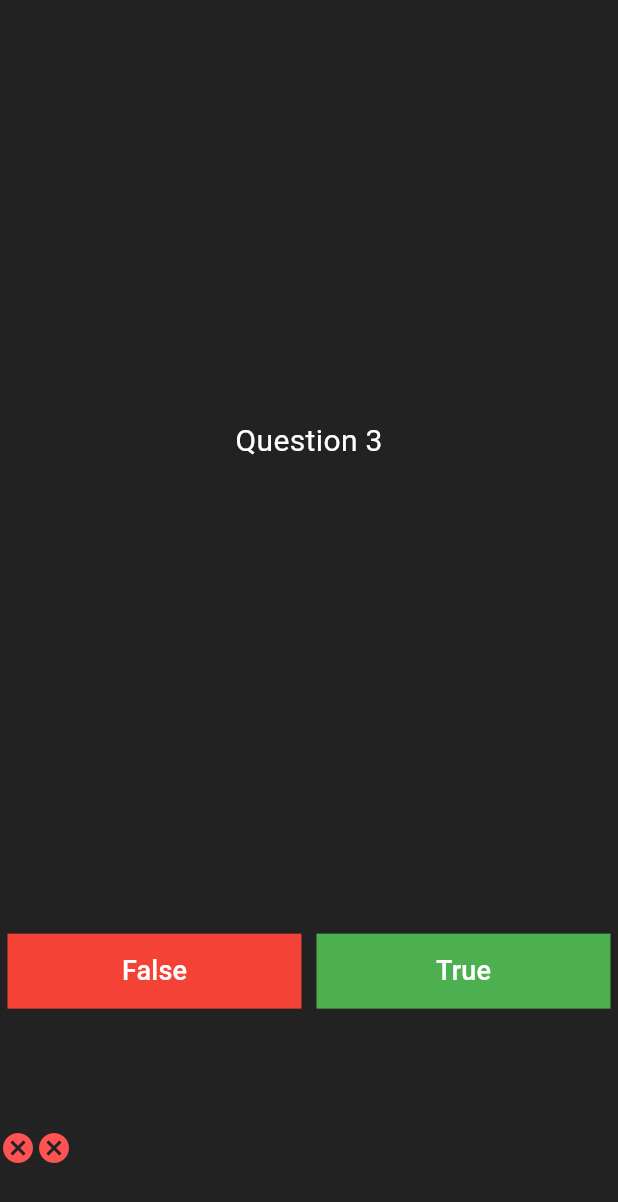
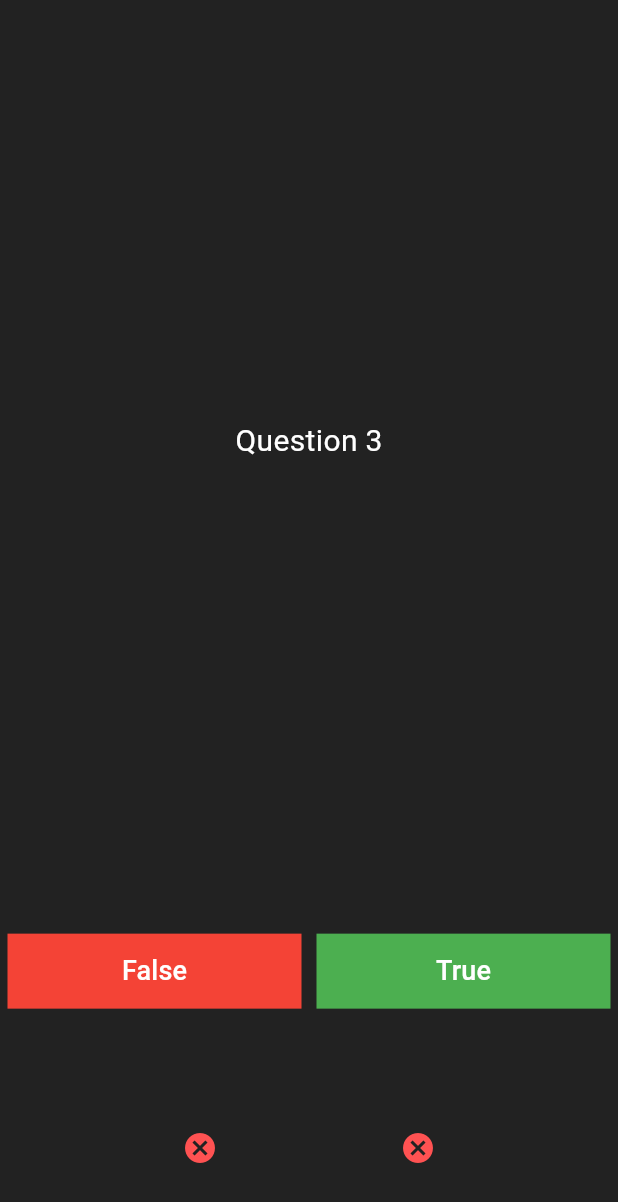
Before and after one commit to MazahirA/quizzler, a Flutter app: the screen it shows after launch, after a tap on "False", after a tap on "True", on a phone screen of 412 x 824 dp. Shown: the top 1202 px of the screen. Run offline on Flutter 3.47's test engine with Material 3 defaults, Android fonts, the phone set to English and light mode, and no system bars.

Commit message:
implemented OOP concepts (abstraction and encapsulation) to make the app more secure and less redundant.

```diff
--- a/lib/quizz_page.dart
+++ b/lib/quizz_page.dart
@@ -9,14 +9,8 @@ class QuizApp extends StatefulWidget {
 }
 
 class _QuizAppState extends State<QuizApp> {
-  int questionNumber = 0;
-  var questionAnswers = [
-  Quiz(question: "Question 1", answer: true),
-  Quiz(question: "Question 2", answer: false),
-  Quiz(question: "Question 3", answer: false),
-  Quiz(question: "Question 4", answer: true),
-  Quiz(question: "Question 5", answer: false),
-  ];
+  QuizManager quizManager = QuizManager();
+
   @override
   Widget build(BuildContext context) {
     return Scaffold(
@@ -28,7 +22,7 @@ class _QuizAppState extends State<QuizApp> {
             flex: 5,
             child: Center(
               child: Text(
-                getQuestions(),
+                quizManager.getQuestion(),
                 style: const TextStyle(fontSize: 20.0, color: Colors.white),
               ),
             ),
@@ -44,11 +38,9 @@ class _QuizAppState extends State<QuizApp> {
                     width: 100.0,
                     child: TextButton(
                       onPressed: () {
-                        //Todo:show next question.
-                        //Todo:check answer and update answer field.
-                        getAnswers(isTruePressed: false);
                         setState(() {
-                          questionNumber++;
+                          quizManager.getAnswer(isTruePressed: false);
+                          quizManager.getNextQuestion();
                         });
                       },
                       child: const Center(child: Text('False',style: TextStyle(color: Colors.white,fontSize: 18.0),),),
@@ -63,11 +55,9 @@ class _QuizAppState extends State<QuizApp> {
                     width: 100.0,
                     child: TextButton(
                       onPressed: () {
-                        //Todo:show next question.
-                        //Todo:check answer and update answer field.
-                        getAnswers(isTruePressed: true);
                           setState(() {
-                            questionNumber++;
+                            quizManager.getAnswer(isTruePressed: true);
+                            quizManager.getNextQuestion();
                           });
                       },
                       child: const Center(child: Text('True',style: TextStyle(color: Colors.white,fontSize: 18.0),)),
@@ -79,7 +69,8 @@ class _QuizAppState extends State<QuizApp> {
           ),
           Expanded(
             child: Row(
-              children: resultWidgets,
+              mainAxisAlignment: MainAxisAlignment.spaceEvenly,
+              children: quizManager.showAnswers(),
             ),
           ),
         ],
@@ -87,30 +78,4 @@ class _QuizAppState extends State<QuizApp> {
     );
   }
 
-  String getQuestions() {
-    if (questionNumber > questionAnswers.length - 1) {
-      return 'Quiz ended.';
-    }
-    var question = questionAnswers[questionNumber].question;
-    return question;
-  }
-
-  List<Icon> resultWidgets = [];
-  List<Icon> getAnswers({required bool isTruePressed}) {
-    debugPrint('questionNumber: $questionNumber');
-    if (questionNumber > questionAnswers.length - 1) {
-      resultWidgets.clear();
-      setState(() {
-        ///clear result section.
-      });
-      return resultWidgets;
-    }
-    var answer = questionAnswers[questionNumber].answer;
-    if (answer == isTruePressed) {
-      resultWidgets.add(const Icon(Icons.check_box,color: Colors.greenAccent,));
-    } else {
-      resultWidgets.add(const Icon(Icons.cancel,color: Colors.redAccent,));
-    }
-    return resultWidgets;
-  }
 }
--- a/lib/quizz_store.dart
+++ b/lib/quizz_store.dart
@@ -1,4 +1,4 @@
-
+import 'package:flutter/material.dart';
 ///This file/class stores all the necessary items of our quiz app (quizzler)
 
 class Quiz{
@@ -6,3 +6,62 @@ class Quiz{
   bool answer;
   Quiz({required this.question,required this.answer});
 }
+
+
+/// an abstraction layer to manage our quiz app more securely.
+class QuizManager {
+  final List<Quiz> _questionAnswers = [
+    Quiz(question: "Question 1", answer: true),
+    Quiz(question: "Question 2", answer: false),
+    Quiz(question: "Question 3", answer: false),
+    Quiz(question: "Question 4", answer: true),
+    Quiz(question: "Question 5", answer: false),
+    Quiz(question: "Question 6", answer: true),
+    Quiz(question: "Question 7", answer: false),
+    Quiz(question: "Question 8", answer: true),
+    Quiz(question: "Question 9", answer: false),
+    Quiz(question: "Question 10", answer: false),
+  ];
+  int _questionNumber = 0;
+  int _score = 0;
+
+  ///get next question number:
+  void getNextQuestion(){
+    _questionNumber++;
+  }
+
+  ///get the actual question.
+  String getQuestion() {
+    if (_questionNumber > _questionAnswers.length - 1) {
+      return 'You Scored: $_score out of ${_questionAnswers.length}';
+    }
+    return  _questionAnswers[_questionNumber].question;
+  }
+
+  ///private method to check the answers
+  bool _checkAnswer(){
+    return _questionAnswers[_questionNumber].answer;
+  }
+
+  final List<Icon> _resultWidgets = [];
+  ///get the answers to be displayed.
+  void getAnswer({required bool isTruePressed}) {
+    if(_questionNumber>_questionAnswers.length-1){
+       ///don nothing
+      return ;
+    }
+    bool answer = _checkAnswer();
+    if (answer == isTruePressed) {
+      _score++;
+      _resultWidgets.add(const Icon(Icons.check_box,color: Colors.greenAccent,));
+    } else {
+      _resultWidgets.add(const Icon(Icons.cancel,color: Colors.redAccent,));
+    }
+  }
+
+  /// can get answer, but can't set it.
+  List<Widget> showAnswers(){
+    return _resultWidgets;
+  }
+
+}
```
